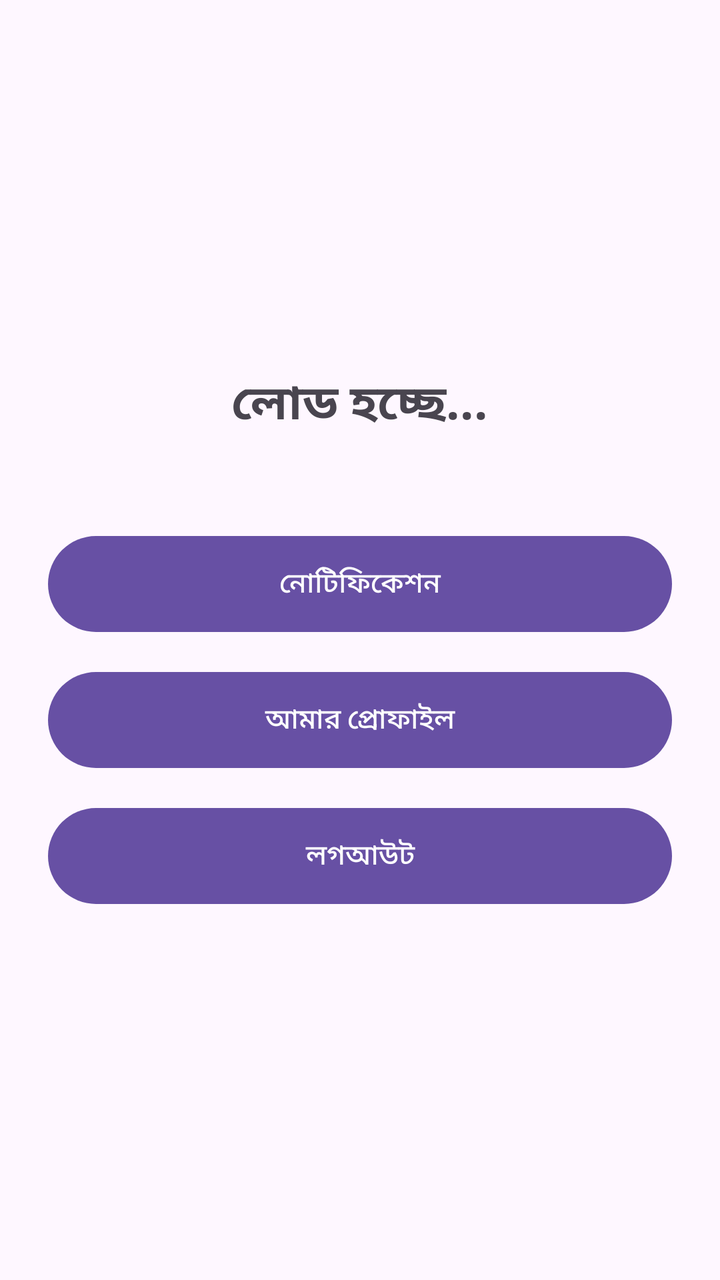
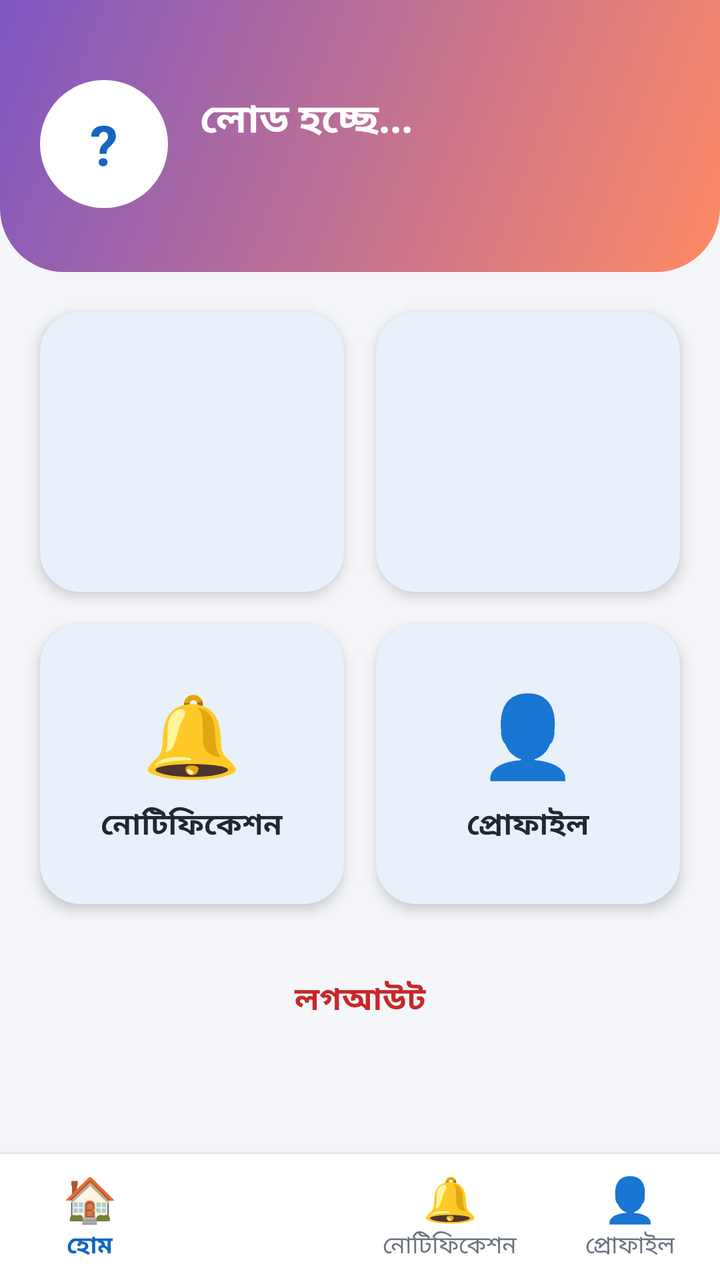

Screens rendered from an Android XML layout before and after an edit, with the pre-edit source and the edit as a unified diff.
<!-- AndroidManifest.xml: application theme Theme.TuitionFinder -->
<!-- res/layout/activity_home.xml -->
<?xml version="1.0" encoding="utf-8"?>
<LinearLayout xmlns:android="http://schemas.android.com/apk/res/android"
    android:layout_width="match_parent"
    android:layout_height="match_parent"
    android:gravity="center"
    android:orientation="vertical"
    android:padding="24dp">

    <TextView
        android:id="@+id/tvWelcome"
        android:layout_width="wrap_content"
        android:layout_height="wrap_content"
        android:text="লোড হচ্ছে..."
        android:textSize="24sp"
        android:textStyle="bold" />

    <TextView
        android:id="@+id/tvRole"
        android:layout_width="wrap_content"
        android:layout_height="wrap_content"
        android:layout_marginTop="8dp"
        android:textSize="18sp" />

    
    <Button
        android:id="@+id/btnCreatePost"
        android:layout_width="match_parent"
        android:layout_height="56dp"
        android:layout_marginTop="32dp"
        android:text="টিউশন পোস্ট করুন"
        android:visibility="gone" />

    <Button
        android:id="@+id/btnMyPosts"
        android:layout_width="match_parent"
        android:layout_height="56dp"
        android:layout_marginTop="12dp"
        android:text="আমার পোস্ট"
        android:visibility="gone" />

    
    <Button
        android:id="@+id/btnFindTuition"
        android:layout_width="match_parent"
        android:layout_height="56dp"
        android:layout_marginTop="32dp"
        android:text="টিউশন খুঁজুন"
        android:visibility="gone" />

    <Button
        android:id="@+id/btnMyApplications"
        android:layout_width="match_parent"
        android:layout_height="56dp"
        android:layout_marginTop="12dp"
        android:text="আমার আবেদনসমূহ"
        android:visibility="gone" />

    <Button
        android:id="@+id/btnNotifications"
        android:layout_width="match_parent"
        android:layout_height="56dp"
        android:layout_marginTop="12dp"
        android:text="নোটিফিকেশন" />

    <Button
        android:id="@+id/btnProfile"
        android:layout_width="match_parent"
        android:layout_height="56dp"
        android:layout_marginTop="12dp"
        android:text="আমার প্রোফাইল" />

    <Button
        android:id="@+id/btnLogout"
        android:layout_width="match_parent"
        android:layout_height="56dp"
        android:layout_marginTop="12dp"
        android:text="লগআউট" />
</LinearLayout>
<!-- resources referenced by this layout -->
<resources>
  <style name="Theme.TuitionFinder" parent="Base.Theme.TuitionFinder" />
  <style name="Base.Theme.TuitionFinder" parent="Theme.Material3.DayNight.NoActionBar">
          
          
      </style>
</resources>

<!-- the commit's change to res/layout/activity_home.xml (unified diff, before → after) -->
@@ -1,78 +1,346 @@
 <?xml version="1.0" encoding="utf-8"?>
 <LinearLayout xmlns:android="http://schemas.android.com/apk/res/android"
+    xmlns:app="http://schemas.android.com/apk/res-auto"
     android:layout_width="match_parent"
     android:layout_height="match_parent"
-    android:gravity="center"
-    android:orientation="vertical"
-    android:padding="24dp">
-
-    <TextView
-        android:id="@+id/tvWelcome"
-        android:layout_width="wrap_content"
+    android:background="@color/background"
+    android:orientation="vertical">
+
+    
+    <LinearLayout
+        android:id="@+id/layoutHeader"
+        android:layout_width="match_parent"
         android:layout_height="wrap_content"
-        android:text="লোড হচ্ছে..."
-        android:textSize="24sp"
-        android:textStyle="bold" />
-
-    <TextView
-        android:id="@+id/tvRole"
-        android:layout_width="wrap_content"
-        android:layout_height="wrap_content"
-        android:layout_marginTop="8dp"
-        android:textSize="18sp" />
+        android:background="@drawable/bg_header_parent"
+        android:gravity="center_vertical"
+        android:orientation="horizontal"
+        android:paddingStart="20dp"
+        android:paddingTop="40dp"
+        android:paddingEnd="20dp"
+        android:paddingBottom="32dp">
+
+        <TextView
+            android:id="@+id/tvAvatar"
+            android:layout_width="64dp"
+            android:layout_height="64dp"
+            android:background="@drawable/bg_avatar"
+            android:gravity="center"
+            android:text="?"
+            android:textColor="@color/primary"
+            android:textSize="28sp"
+            android:textStyle="bold" />
+
+        <LinearLayout
+            android:layout_width="0dp"
+            android:layout_height="wrap_content"
+            android:layout_marginStart="16dp"
+            android:layout_weight="1"
+            android:orientation="vertical">
+
+            <TextView
+                android:id="@+id/tvWelcome"
+                android:layout_width="match_parent"
+                android:layout_height="wrap_content"
+                android:text="লোড হচ্ছে..."
+                android:textColor="@color/white"
+                android:textSize="20sp"
+                android:textStyle="bold" />
+
+            <TextView
+                android:id="@+id/tvRole"
+                android:layout_width="wrap_content"
+                android:layout_height="wrap_content"
+                android:layout_marginTop="4dp"
+                android:textColor="#F5F5F5"
+                android:textSize="15sp" />
+        </LinearLayout>
+    </LinearLayout>
 
     
-    <Button
-        android:id="@+id/btnCreatePost"
+    <ScrollView
         android:layout_width="match_parent"
-        android:layout_height="56dp"
-        android:layout_marginTop="32dp"
-        android:text="টিউশন পোস্ট করুন"
-        android:visibility="gone" />
-
-    <Button
-        android:id="@+id/btnMyPosts"
+        android:layout_height="0dp"
+        android:layout_weight="1">
+
+        <LinearLayout
+            android:layout_width="match_parent"
+            android:layout_height="wrap_content"
+            android:orientation="vertical"
+            android:padding="12dp">
+
+            <LinearLayout
+                android:layout_width="match_parent"
+                android:layout_height="wrap_content"
+                android:orientation="horizontal">
+
+                <com.google.android.material.card.MaterialCardView
+                    android:id="@+id/card1"
+                    android:layout_width="0dp"
+                    android:layout_height="140dp"
+                    android:layout_margin="8dp"
+                    android:layout_weight="1"
+                    android:clickable="true"
+                    android:focusable="true"
+                    app:cardBackgroundColor="@color/white"
+                    app:cardCornerRadius="20dp"
+                    app:cardElevation="4dp"
+                    app:strokeWidth="0dp">
+
+                    <LinearLayout
+                        android:layout_width="match_parent"
+                        android:layout_height="match_parent"
+                        android:gravity="center"
+                        android:orientation="vertical"
+                        android:padding="8dp">
+
+                        <TextView
+                            android:id="@+id/tvIcon1"
+                            android:layout_width="wrap_content"
+                            android:layout_height="wrap_content"
+                            android:textSize="40sp" />
+
+                        <TextView
+                            android:id="@+id/tvLabel1"
+                            android:layout_width="wrap_content"
+                            android:layout_height="wrap_content"
+                            android:layout_marginTop="8dp"
+                            android:gravity="center"
+                            android:textColor="@color/text_dark"
+                            android:textSize="15sp"
+                            android:textStyle="bold" />
+                    </LinearLayout>
+                </com.google.android.material.card.MaterialCardView>
+
+                <com.google.android.material.card.MaterialCardView
+                    android:id="@+id/card2"
+                    android:layout_width="0dp"
+                    android:layout_height="140dp"
+                    android:layout_margin="8dp"
+                    android:layout_weight="1"
+                    android:clickable="true"
+                    android:focusable="true"
+                    app:cardBackgroundColor="@color/white"
+                    app:cardCornerRadius="20dp"
+                    app:cardElevation="4dp"
+                    app:strokeWidth="0dp">
+
+                    <LinearLayout
+                        android:layout_width="match_parent"
+                        android:layout_height="match_parent"
+                        android:gravity="center"
+                        android:orientation="vertical"
+                        android:padding="8dp">
+
+                        <TextView
+                            android:id="@+id/tvIcon2"
+                            android:layout_width="wrap_content"
+                            android:layout_height="wrap_content"
+                            android:textSize="40sp" />
+
+                        <TextView
+                            android:id="@+id/tvLabel2"
+                            android:layout_width="wrap_content"
+                            android:layout_height="wrap_content"
+                            android:layout_marginTop="8dp"
+                            android:gravity="center"
+                            android:textColor="@color/text_dark"
+                            android:textSize="15sp"
+                            android:textStyle="bold" />
+                    </LinearLayout>
+                </com.google.android.material.card.MaterialCardView>
+            </LinearLayout>
+
+            <LinearLayout
+                android:layout_width="match_parent"
+                android:layout_height="wrap_content"
+                android:orientation="horizontal">
+
+                <com.google.android.material.card.MaterialCardView
+                    android:id="@+id/card3"
+                    android:layout_width="0dp"
+                    android:layout_height="140dp"
+                    android:layout_margin="8dp"
+                    android:layout_weight="1"
+                    android:clickable="true"
+                    android:focusable="true"
+                    app:cardBackgroundColor="@color/white"
+                    app:cardCornerRadius="20dp"
+                    app:cardElevation="4dp"
+                    app:strokeWidth="0dp">
+
+                    <LinearLayout
+                        android:layout_width="match_parent"
+                        android:layout_height="match_parent"
+                        android:gravity="center"
+                        android:orientation="vertical"
+                        android:padding="8dp">
+
+                        <TextView
+                            android:layout_width="wrap_content"
+                            android:layout_height="wrap_content"
+                            android:text="🔔"
+                            android:textSize="40sp" />
+
+                        <TextView
+                            android:id="@+id/tvLabel3"
+                            android:layout_width="wrap_content"
+                            android:layout_height="wrap_content"
+                            android:layout_marginTop="8dp"
+                            android:gravity="center"
+                            android:text="নোটিফিকেশন"
+                            android:textColor="@color/text_dark"
+                            android:textSize="15sp"
+                            android:textStyle="bold" />
+                    </LinearLayout>
+                </com.google.android.material.card.MaterialCardView>
+
+                <com.google.android.material.card.MaterialCardView
+                    android:id="@+id/card4"
+                    android:layout_width="0dp"
+                    android:layout_height="140dp"
+                    android:layout_margin="8dp"
+                    android:layout_weight="1"
+                    android:clickable="true"
+                    android:focusable="true"
+                    app:cardBackgroundColor="@color/white"
+                    app:cardCornerRadius="20dp"
+                    app:cardElevation="4dp"
+                    app:strokeWidth="0dp">
+
+                    <LinearLayout
+                        android:layout_width="match_parent"
+                        android:layout_height="match_parent"
+                        android:gravity="center"
+                        android:orientation="vertical"
+                        android:padding="8dp">
+
+                        <TextView
+                            android:layout_width="wrap_content"
+                            android:layout_height="wrap_content"
+                            android:text="👤"
+                            android:textSize="40sp" />
+
+                        <TextView
+                            android:layout_width="wrap_content"
+                            android:layout_height="wrap_content"
+                            android:layout_marginTop="8dp"
+                            android:gravity="center"
+                            android:text="প্রোফাইল"
+                            android:textColor="@color/text_dark"
+                            android:textSize="15sp"
+                            android:textStyle="bold" />
+                    </LinearLayout>
+                </com.google.android.material.card.MaterialCardView>
+            </LinearLayout>
+
+            <TextView
+                android:id="@+id/btnLogout"
+                android:layout_width="match_parent"
+                android:layout_height="wrap_content"
+                android:layout_marginTop="16dp"
+                android:gravity="center"
+                android:padding="12dp"
+                android:text="লগআউট"
+                android:textColor="#C62828"
+                android:textSize="16sp"
+                android:textStyle="bold" />
+        </LinearLayout>
+    </ScrollView>
+
+    
+    <LinearLayout
         android:layout_width="match_parent"
-        android:layout_height="56dp"
-        android:layout_marginTop="12dp"
-        android:text="আমার পোস্ট"
-        android:visibility="gone" />
-
-    
-    <Button
-        android:id="@+id/btnFindTuition"
-        android:layout_width="match_parent"
-        android:layout_height="56dp"
-        android:layout_marginTop="32dp"
-        android:text="টিউশন খুঁজুন"
-        android:visibility="gone" />
-
-    <Button
-        android:id="@+id/btnMyApplications"
-        android:layout_width="match_parent"
-        android:layout_height="56dp"
-        android:layout_marginTop="12dp"
-        android:text="আমার আবেদনসমূহ"
-        android:visibility="gone" />
-
-    <Button
-        android:id="@+id/btnNotifications"
-        android:layout_width="match_parent"
-        android:layout_height="56dp"
-        android:layout_marginTop="12dp"
-        android:text="নোটিফিকেশন" />
-
-    <Button
-        android:id="@+id/btnProfile"
-        android:layout_width="match_parent"
-        android:layout_height="56dp"
-        android:layout_marginTop="12dp"
-        android:text="আমার প্রোফাইল" />
-
-    <Button
-        android:id="@+id/btnLogout"
-        android:layout_width="match_parent"
-        android:layout_height="56dp"
-        android:layout_marginTop="12dp"
-        android:text="লগআউট" />
+        android:layout_height="64dp"
+        android:background="@drawable/bg_bottom_bar"
+        android:orientation="horizontal">
+
+        <LinearLayout
+            android:id="@+id/tabHome"
+            android:layout_width="0dp"
+            android:layout_height="match_parent"
+            android:layout_weight="1"
+            android:gravity="center"
+            android:orientation="vertical">
+
+            <TextView
+                android:layout_width="wrap_content"
+                android:layout_height="wrap_content"
+                android:text="🏠"
+                android:textSize="22sp" />
+
+            <TextView
+                android:layout_width="wrap_content"
+                android:layout_height="wrap_content"
+                android:text="হোম"
+                android:textColor="@color/primary"
+                android:textSize="12sp"
+                android:textStyle="bold" />
+        </LinearLayout>
+
+        <LinearLayout
+            android:id="@+id/tab2"
+            android:layout_width="0dp"
+            android:layout_height="match_parent"
+            android:layout_weight="1"
+            android:gravity="center"
+            android:orientation="vertical">
+
+            <TextView
+                android:id="@+id/tvTabIcon2"
+                android:layout_width="wrap_content"
+                android:layout_height="wrap_content"
+                android:textSize="22sp" />
+
+            <TextView
+                android:id="@+id/tvTabLabel2"
+                android:layout_width="wrap_content"
+                android:layout_height="wrap_content"
+                android:textColor="@color/text_gray"
+                android:textSize="12sp" />
+        </LinearLayout>
+
+        <LinearLayout
+            android:id="@+id/tab3"
+            android:layout_width="0dp"
+            android:layout_height="match_parent"
+            android:layout_weight="1"
+            android:gravity="center"
+            android:orientation="vertical">
+
+            <TextView
+                android:layout_width="wrap_content"
+                android:layout_height="wrap_content"
+                android:text="🔔"
+                android:textSize="22sp" />
+
+            <TextView
+                android:layout_width="wrap_content"
+                android:layout_height="wrap_content"
+                android:text="নোটিফিকেশন"
+                android:textColor="@color/text_gray"
+                android:textSize="12sp" />
+        </LinearLayout>
+
+        <LinearLayout
+            android:id="@+id/tab4"
+            android:layout_width="0dp"
+            android:layout_height="match_parent"
+            android:layout_weight="1"
+            android:gravity="center"
+            android:orientation="vertical">
+
+            <TextView
+                android:layout_width="wrap_content"
+                android:layout_height="wrap_content"
+                android:text="👤"
+                android:textSize="22sp" />
+
+            <TextView
+                android:layout_width="wrap_content"
+                android:layout_height="wrap_content"
+                android:text="প্রোফাইল"
+                android:textColor="@color/text_gray"
+                android:textSize="12sp" />
+        </LinearLayout>
+    </LinearLayout>
 </LinearLayout>
<!-- resource entries referenced after the edit -->
@@ -1,9 +1,54 @@
 <!-- resources referenced by this layout -->
 <resources>
+  <color name="background">#F4F6FA</color>
+  <color name="primary">#1565C0</color>
+  <color name="text_dark">#1F2933</color>
+  <color name="text_gray">#6B7280</color>
+  <color name="white">#FFFFFF</color>
+  <!-- drawable bg_avatar (drawable) -->
+  <?xml version="1.0" encoding="utf-8"?>
+  <shape xmlns:android="http://schemas.android.com/apk/res/android"
+      android:shape="oval">
+      <solid android:color="#FFFFFF" />
+  </shape>
+  <!-- drawable bg_bottom_bar (drawable) -->
+  <?xml version="1.0" encoding="utf-8"?>
+  <layer-list xmlns:android="http://schemas.android.com/apk/res/android">
+      <item>
+          <shape android:shape="rectangle">
+              <solid android:color="#E5E7EB" />
+          </shape>
+      </item>
+      <item android:top="1dp">
+          <shape android:shape="rectangle">
+              <solid android:color="#FFFFFF" />
+          </shape>
+      </item>
+  </layer-list>
+  <!-- drawable bg_header_parent (drawable) -->
+  <?xml version="1.0" encoding="utf-8"?>
+  <shape xmlns:android="http://schemas.android.com/apk/res/android"
+      android:shape="rectangle">
+      <gradient
+          android:angle="315"
+          android:endColor="#FF8A65"
+          android:startColor="#7E57C2" />
+      <corners
+          android:bottomLeftRadius="32dp"
+          android:bottomRightRadius="32dp" />
+  </shape>
   <style name="Theme.TuitionFinder" parent="Base.Theme.TuitionFinder" />
-  <style name="Base.Theme.TuitionFinder" parent="Theme.Material3.DayNight.NoActionBar">
-          
-          
+  <style name="Base.Theme.TuitionFinder" parent="Theme.Material3.Light.NoActionBar">
+          <item name="colorPrimary">@color/primary</item>
+          <item name="colorOnPrimary">@color/white</item>
+          <item name="colorSecondary">@color/accent</item>
+          <item name="android:colorBackground">@color/background</item>
+          <item name="colorSurface">@color/white</item>
+          <item name="android:textColorPrimary">@color/text_dark</item>
+          <item name="android:statusBarColor">@color/primary_dark</item>
+          <item name="android:windowLightStatusBar">false</item>
       </style>
+  <color name="accent">#FF9800</color>
+  <color name="primary_dark">#0D47A1</color>
 </resources>
 
